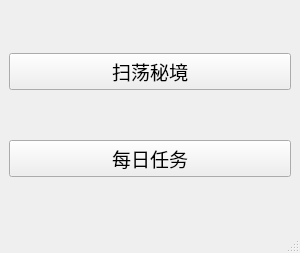
Old version of the form src/ui/pyqt.ui in the repository freeok/LangrisserHelper.
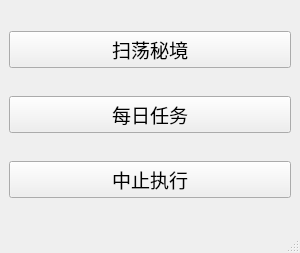
New version of the form. Icons and pictures are not drawn.

What changed in the file:
```diff
--- a/src/ui/pyqt.ui
+++ b/src/ui/pyqt.ui
@@ -67,6 +67,21 @@
                         </property>
                     </widget>
                 </item>
+    <item>
+     <widget class="QPushButton" name="pushButton_abort">
+      <property name="font">
+       <font>
+        <pointsize>14</pointsize>
+       </font>
+      </property>
+      <property name="styleSheet">
+       <string notr="true"/>
+      </property>
+      <property name="text">
+       <string>中止执行</string>
+      </property>
+     </widget>
+    </item>
             </layout>
         </widget>
         <widget class="QMenuBar" name="menubar">
```
Left out of the diff: 3 changed lines with no effect on the pictures. Lines whose indentation alone changed are shown as unchanged.
